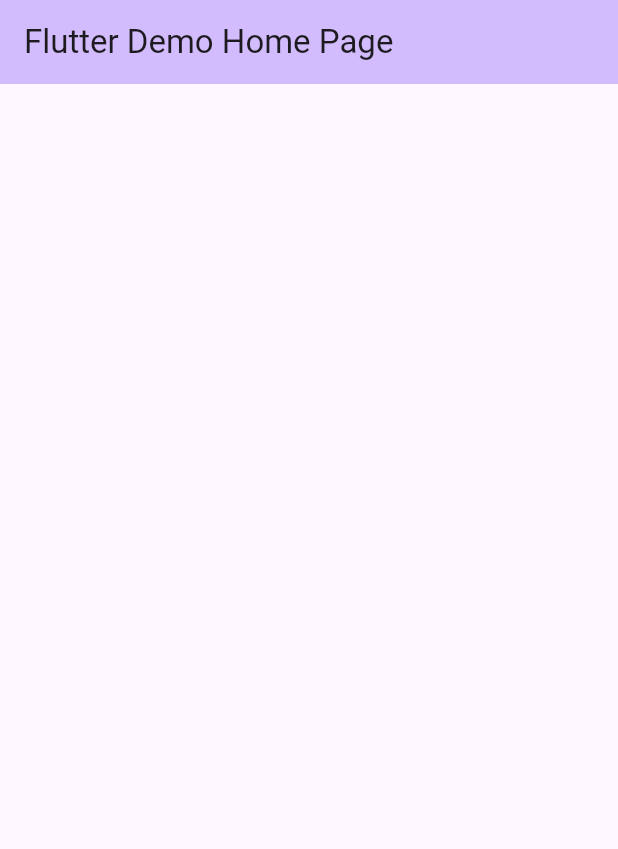
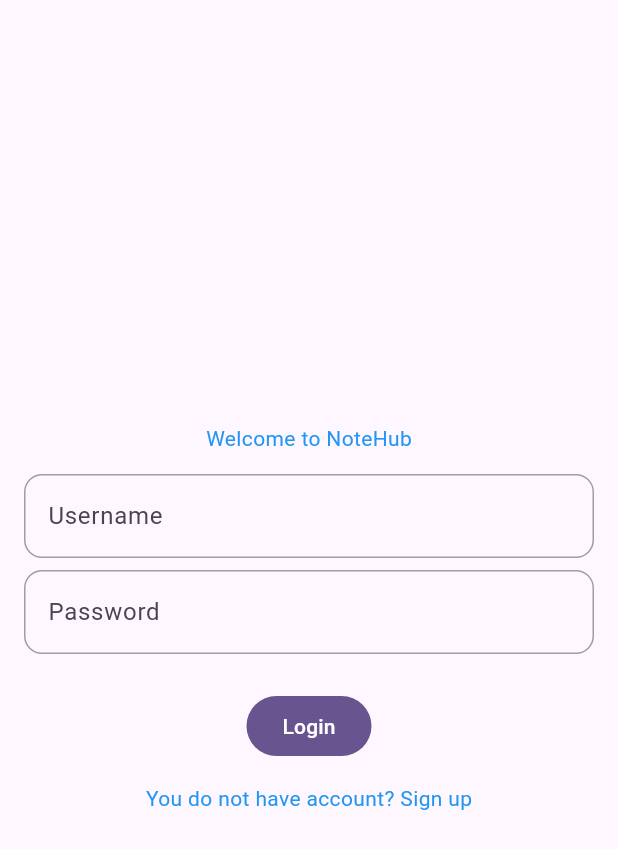
Before and after one commit to VangThao1905/notehub, a Flutter app: the screen it shows after launch, on a phone screen of 412 x 824 dp. Shown: the top 849 px of the screen. Run offline on Flutter 3.47's test engine with Material 3 defaults, Android fonts, the phone set to English and light mode, and no system bars.

Commit message:
implement splash screen,UI sign,UI login page

```diff
--- /dev/null
+++ b/notehub_app/lib/core/assets_path.dart
@@ -0,0 +1,3 @@
+class AssetsPath {
+  static const String imgNoteHub = 'assets/images/img_notehub.png';
+}
--- a/notehub_app/lib/main.dart
+++ b/notehub_app/lib/main.dart
@@ -1,4 +1,5 @@
 import 'package:flutter/material.dart';
+import 'package:notehub_app/presentation/splash/splash_page.dart';
 
 void main() {
   runApp(const MyApp());
@@ -7,30 +8,15 @@ void main() {
 class MyApp extends StatelessWidget {
   const MyApp({super.key});
 
-  // This widget is the root of your application.
   @override
   Widget build(BuildContext context) {
     return MaterialApp(
+      debugShowCheckedModeBanner: false,
       title: 'Flutter Demo',
       theme: ThemeData(
-        // This is the theme of your application.
-        //
-        // TRY THIS: Try running your application with "flutter run". You'll see
-        // the application has a purple toolbar. Then, without quitting the app,
-        // try changing the seedColor in the colorScheme below to Colors.green
-        // and then invoke "hot reload" (save your changes or press the "hot
-        // reload" button in a Flutter-supported IDE, or press "r" if you used
-        // the command line to start the app).
-        //
-        // Notice that the counter didn't reset back to zero; the application
-        // state is not lost during the reload. To reset the state, use hot
-        // restart instead.
-        //
-        // This works for code too, not just values: Most code changes can be
-        // tested with just a hot reload.
         colorScheme: ColorScheme.fromSeed(seedColor: Colors.deepPurple),
       ),
-      home: const MyHomePage(title: 'Flutter Demo Home Page'),
+      home: SplashPage(),
     );
   }
 }
--- /dev/null
+++ b/notehub_app/lib/presentation/authen/login_page.dart
@@ -0,0 +1,123 @@
+import 'package:flutter/material.dart';
+import 'package:notehub_app/presentation/authen/sign_up_page.dart';
+
+class LoginPage extends StatefulWidget {
+  const LoginPage({super.key});
+
+  @override
+  State<LoginPage> createState() => _LoginPageState();
+}
+
+class _LoginPageState extends State<LoginPage> {
+  final TextEditingController _emailController = TextEditingController();
+  final TextEditingController _passwordController = TextEditingController();
+
+  final FocusNode _emailNode = FocusNode();
+  final FocusNode _passwordNode = FocusNode();
+
+  @override
+  Widget build(BuildContext context) {
+    return GestureDetector(
+      onTap: () {
+        FocusScope.of(context).requestFocus(FocusNode());
+      },
+      child: Scaffold(
+        body: Padding(
+          padding: const EdgeInsets.all(16.0),
+          child: Column(
+            mainAxisAlignment: MainAxisAlignment.center,
+            children: [
+              Text('Welcome to NoteHub', style: TextStyle(color: Colors.blue)),
+              SizedBox(height: 14),
+              TextFormField(
+                autovalidateMode: AutovalidateMode.onUserInteraction,
+                decoration: InputDecoration(
+                  hintText: 'Username',
+                  enabledBorder: OutlineInputBorder(
+                    borderRadius: BorderRadius.circular(12),
+                    borderSide: BorderSide(color: Colors.grey),
+                  ),
+                  focusedBorder: OutlineInputBorder(
+                    borderRadius: BorderRadius.circular(12),
+                    borderSide: BorderSide(color: Colors.blue),
+                  ),
+                  errorBorder: OutlineInputBorder(
+                    borderRadius: BorderRadius.circular(12),
+                    borderSide: BorderSide(color: Colors.red),
+                  ),
+                  disabledBorder: OutlineInputBorder(
+                    borderRadius: BorderRadius.circular(12),
+                    borderSide: BorderSide(color: Colors.grey),
+                  ),
+                  focusedErrorBorder: OutlineInputBorder(
+                    borderRadius: BorderRadius.circular(12),
+                    borderSide: BorderSide(color: Colors.red),
+                  ),
+                ),
+                controller: _emailController,
+                focusNode: _emailNode,
+                validator: (value) {
+                  if (value == null || value.isEmpty) {
+                    return 'Please enter username';
+                  }
+                  return null;
+                },
+              ),
+              SizedBox(height: 8),
+              TextFormField(
+                autovalidateMode: AutovalidateMode.onUserInteraction,
+                decoration: InputDecoration(
+                  hintText: 'Password',
+                  enabledBorder: OutlineInputBorder(
+                    borderRadius: BorderRadius.circular(12),
+                    borderSide: BorderSide(color: Colors.grey),
+                  ),
+                  focusedBorder: OutlineInputBorder(
+                    borderRadius: BorderRadius.circular(12),
+                    borderSide: BorderSide(color: Colors.blue),
+                  ),
+                  errorBorder: OutlineInputBorder(
+                    borderRadius: BorderRadius.circular(12),
+                    borderSide: BorderSide(color: Colors.red),
+                  ),
+                  disabledBorder: OutlineInputBorder(
+                    borderRadius: BorderRadius.circular(12),
+                    borderSide: BorderSide(color: Colors.grey),
+                  ),
+                  focusedErrorBorder: OutlineInputBorder(
+                    borderRadius: BorderRadius.circular(12),
+                    borderSide: BorderSide(color: Colors.red),
+                  ),
+                ),
+                controller: _passwordController,
+                focusNode: _passwordNode,
+                obscureText: true,
+                validator: (value) {
+                  if (value == null || value.isEmpty) {
+                    return 'Please enter password';
+                  }
+                  return null;
+                },
+              ),
+              SizedBox(height: 24),
+              FilledButton(onPressed: () {}, child: Text('Login')),
+              SizedBox(height: 14),
+              InkWell(
+                onTap: () {
+                  Navigator.push(
+                    context,
+                    MaterialPageRoute(builder: (context) => const SignUpPage()),
+                  );
+                },
+                child: Text(
+                  'You do not have account? Sign up',
+                  style: TextStyle(color: Colors.blue),
+                ),
+              ),
+            ],
+          ),
+        ),
+      ),
+    );
+  }
+}
--- a/notehub_app/pubspec.yaml
+++ b/notehub_app/pubspec.yaml
@@ -37,9 +37,8 @@ flutter:
   uses-material-design: true
 
 
-  # assets:
-  #   - images/a_dot_burr.jpeg
-  #   - images/a_dot_ham.jpeg
+  assets:
+    - assets/images/
 
   # fonts:
   #   - family: Schyler
```
Also changed, not shown: notehub_app/lib/application/auth/auth_state.dart (added, +7 -0 lines), notehub_app/lib/presentation/authen/sign_up_page.dart (added, +162 -0 lines), notehub_app/lib/presentation/home_page.dart (added, +22 -0 lines), notehub_app/lib/presentation/splash/splash_page.dart (added, +45 -0 lines), notehub_app/assets/images/img_notehub.png (added), notehub_app/lib/application/auth/auth_cubit.dart (added).
